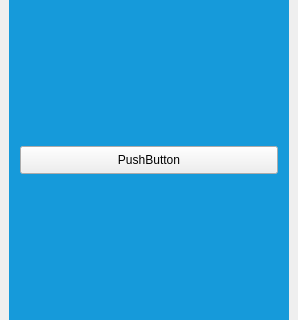
Before: the Qt Designer form QQClient/QQ_Client/src/ui/mainform.ui in MrZhouYang/LAN_QQ, drawn with Qt 5; both pictures show x 0 to 298 and y 207 to 527 of the 298 by 665 pixel window.
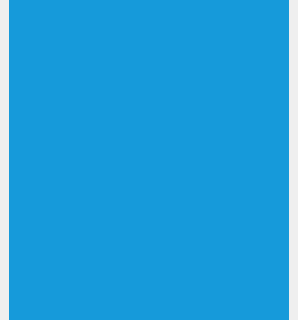
After: the same form once the commit is applied. The open tabs and pages were chosen to show the change. Icons and pictures are not drawn.

```diff
--- a/QQClient/QQ_Client/src/ui/mainform.ui
+++ b/QQClient/QQ_Client/src/ui/mainform.ui
@@ -905,21 +905,7 @@
               </item>
              </layout>
             </widget>
-            <widget class="QWidget" name="page_6">
-             <widget class="QPushButton" name="pushButton_10">
-              <property name="geometry">
-               <rect>
-                <x>11</x>
-                <y>175</y>
-                <width>258</width>
-                <height>28</height>
-               </rect>
-              </property>
-              <property name="text">
-               <string>PushButton</string>
-              </property>
-             </widget>
-            </widget>
+            <widget class="QWidget" name="page_6"/>
            </widget>
           </item>
          </layout>
```
Left out of the diff: 2 changed lines with no effect on the pictures.
